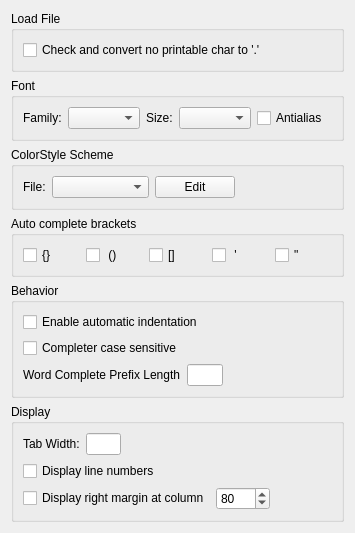
Qt form liteidex/src/plugins/liteeditor/liteeditoroption.ui (visualfc/liteide) before a commit.
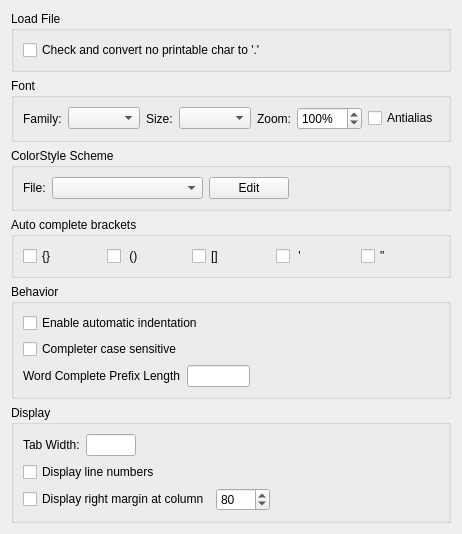
The same form after that commit.

Commit message: editor font zoom

Patch:
```diff
--- a/liteidex/src/plugins/liteeditor/liteeditoroption.ui
+++ b/liteidex/src/plugins/liteeditor/liteeditoroption.ui
@@ -6,7 +6,7 @@
    <rect>
     <x>0</x>
     <y>0</y>
-    <width>355</width>
+    <width>451</width>
     <height>453</height>
    </rect>
   </property>
@@ -70,6 +70,32 @@
         </property>
        </widget>
       </item>
+      <item>
+       <widget class="QLabel" name="label_6">
+        <property name="text">
+         <string>Zoom:</string>
+        </property>
+       </widget>
+      </item>
+      <item>
+       <widget class="QSpinBox" name="fontZoomSpinBox">
+        <property name="suffix">
+         <string>%</string>
+        </property>
+        <property name="minimum">
+         <number>10</number>
+        </property>
+        <property name="maximum">
+         <number>1000</number>
+        </property>
+        <property name="singleStep">
+         <number>10</number>
+        </property>
+        <property name="value">
+         <number>100</number>
+        </property>
+       </widget>
+      </item>
       <item>
        <widget class="QCheckBox" name="antialiasCheckBox">
         <property name="text">
```
The commit also changes 12 other files.
